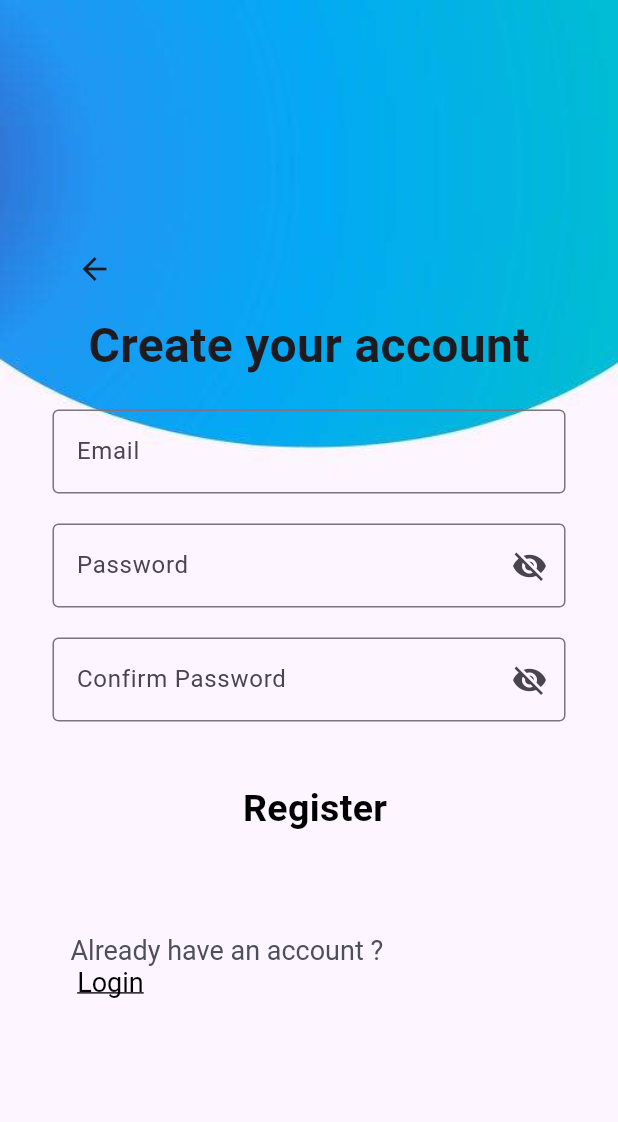
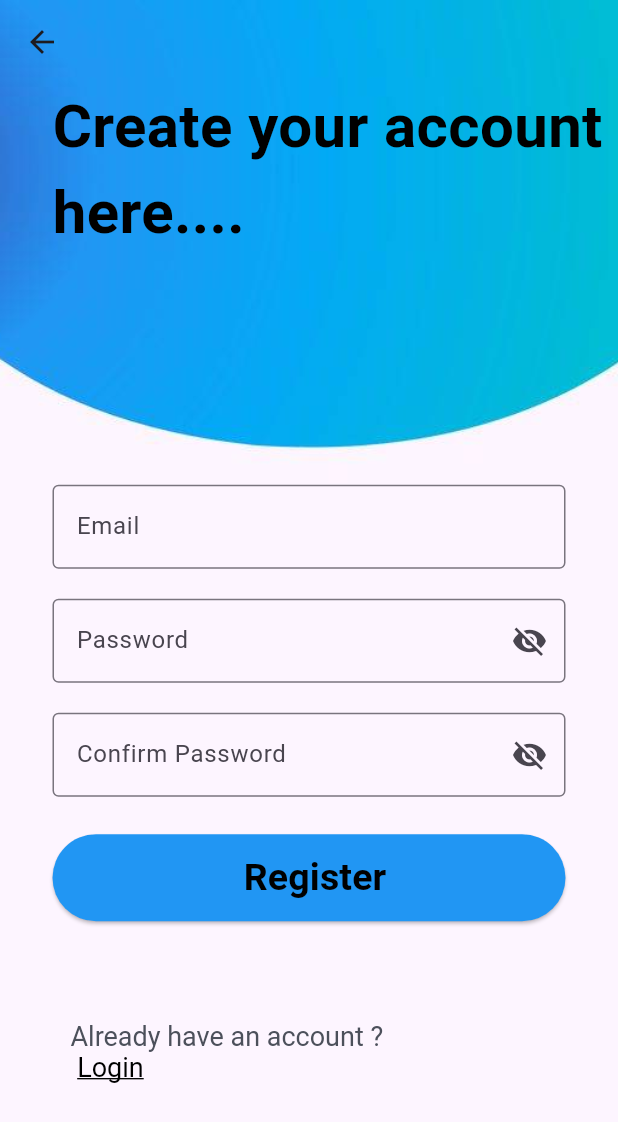
Before and after one commit to Vainyala17/OnLinks, a Flutter app: the AppInitializer screen opened directly with empty values, after a tap on "Login", after a tap on "Register", on a phone screen of 412 x 824 dp. Shown: the top 1122 px of the screen. Run offline on Flutter 3.47's test engine with Material 3 defaults, Android fonts, the phone set to English and light mode, and no system bars; our stand-ins replace carousel_slider, cloud_firestore, firebase_auth, firebase_core, firebase_messaging, firebase_storage and 7 more; missing offline and left inert: firebase_app_check; accounts and stored records are empty; network calls fail; Roboto replaces fonts that are missing (lato); key blocks and very long unbroken strings in the code were emptied for the run.

Commit message:
initial commit

```diff
--- a/lib/LogReg/Login.dart
+++ b/lib/LogReg/Login.dart
@@ -10,8 +10,9 @@ class MyLogin extends StatefulWidget {
 
 class _MyLoginState extends State<MyLogin> {
   final _formKey = GlobalKey<FormState>(); // Form key to validate
-  final TextEditingController emailController = TextEditingController(); // Controller for email
-  final TextEditingController passwordController = TextEditingController(); // Controller for password
+  final TextEditingController _emailController = TextEditingController(); // Controller for email
+  final TextEditingController _passwordController = TextEditingController();
+  final ScrollController _scrollController = ScrollController();// Controller for password
   bool _isPasswordVisible = false; // State variable for password visibility
   String _message = ''; // Message to show login errors
 
@@ -21,8 +22,8 @@ class _MyLoginState extends State<MyLogin> {
       try {
         // Attempt to log in the user with email and password
         UserCredential userCredential = await FirebaseAuth.instance.signInWithEmailAndPassword(
-          email: emailController.text,
-          password: passwordController.text,
+          email: _emailController.text,
+          password: _passwordController.text,
         );
 
         // Navigate to home if login is successful
@@ -39,7 +40,15 @@ class _MyLoginState extends State<MyLogin> {
       );
     }
   }
-
+  void _scrollToField() {
+    Future.delayed(Duration(milliseconds: 200), () {
+      _scrollController.animateTo(
+        _scrollController.position.maxScrollExtent,
+        duration: Duration(milliseconds: 300),
+        curve: Curves.easeInOut,
+      );
+    });
+  }
   @override
   Widget build(BuildContext context) {
     double screenWidth = MediaQuery.of(context).size.width;
@@ -77,30 +86,12 @@ class _MyLoginState extends State<MyLogin> {
                   key: _formKey, // Form widget
                   child: Column(
                     children: [
-                      Align(
-                        alignment: Alignment.centerLeft,
-                        child: const Text(
-                          ' Email :',
-                          textAlign: TextAlign.left,
-                          style: TextStyle(
-                            fontFamily: "lato",
-                            fontSize: 18,
-                            fontWeight: FontWeight.bold,
-                            color: Colors.black,
-                          ),
+                      const SizedBox(height: 20),
+                      TextFormField(
+                        controller: _emailController,
+                        decoration: const InputDecoration(labelText: 'Email', border: OutlineInputBorder()
                         ),
-                      ),
-                      TextFormField(
-                        controller: emailController,
-                        style: TextStyle(color: Colors.black),
-                        decoration: InputDecoration(
-                          fillColor: Colors.white,
-                          filled: true,
-                          hintText: 'Enter Email',
-                          border: OutlineInputBorder(
-                            borderRadius: BorderRadius.circular(10),
-                          ),
-                        ),
+                        onTap: _scrollToField,
                         validator: (value) {
                           if (value == null || value.isEmpty) {
                             return 'Please enter your email';
@@ -113,43 +104,19 @@ class _MyLoginState extends State<MyLogin> {
                           return null; // Additional email validation can be added here
                         },
                       ),
-                      SizedBox(height: 30),
-                      Align(
-                        alignment: Alignment.centerLeft,
-                        child: const Text(
-                          ' Password :',
-                          textAlign: TextAlign.left,
-                          style: TextStyle(
-                            fontFamily: "lato",
-                            fontSize: 18,
-                            fontWeight: FontWeight.bold,
-                            color: Colors.black,
+                      const SizedBox(height: 20),
+                      TextFormField(
+                        controller: _passwordController,
+                        obscureText: !_isPasswordVisible,
+                        decoration: InputDecoration(
+                          labelText: 'Password',
+                          border: const OutlineInputBorder(),
+                          suffixIcon: IconButton(
+                            icon: Icon(!_isPasswordVisible ? Icons.visibility_off : Icons.visibility),
+                            onPressed: () => setState(() => _isPasswordVisible =  !_isPasswordVisible),
                           ),
                         ),
-                      ),
-                      TextFormField(
-                        controller: passwordController,
-                        style: TextStyle(color: Colors.black),
-                        obscureText: !_isPasswordVisible, // Toggle password visibility
-                        decoration: InputDecoration(
-                          fillColor: Colors.white,
-                          filled: true,
-                          hintText: 'Enter Password',
-                          border: OutlineInputBorder(
-                            borderRadius: BorderRadius.circular(10),
-                          ),
-                          suffixIcon: IconButton(
-                            icon: Icon(
-                              _isPasswordVisible ? Icons.visibility : Icons.visibility_off,
-                              color: Colors.grey,
-                            ),
-                            onPressed: () {
-                              setState(() {
-                                _isPasswordVisible = !_isPasswordVisible; // Toggle the state
-                              });
-                            },
-                          ),
-                        ),
+                        onTap: _scrollToField,
                         validator: (value) {
                           if (value == null || value.isEmpty) {
                             return 'Please enter your password';
--- a/lib/LogReg/register.dart
+++ b/lib/LogReg/register.dart
@@ -121,43 +121,54 @@ class _MyRegisterState extends State<MyRegister> {
 
   @override
   Widget build(BuildContext context) {
-    return Scaffold(
-      body: Container(
+    return Container(
       decoration: BoxDecoration(
         image: DecorationImage(
-            image: AssetImage('assets/backg.jpg'), // Background image
+          image: AssetImage('assets/backg.jpg'),
           fit: BoxFit.cover,
         ),
       ),
-        child: Center(
-          child: SingleChildScrollView(
-            padding: EdgeInsets.all(35),
-            child: Column(
-              children: [
-                AppBar(
+      child: Scaffold(
+        appBar: AppBar(
           backgroundColor: Colors.transparent,
           elevation: 0,
         ),
-                Text(
-                  'Create your account',
-                  style: TextStyle(fontSize: 32, fontWeight: FontWeight.bold),
+        backgroundColor: Colors.transparent,
+        body: Stack(
+          children: [
+            Container(
+              padding: EdgeInsets.only(left: 35, top: 0),
+              child: Text(
+                'Create your account \nhere....',
+                style: TextStyle(
+                  color: Colors.black,
+                  fontSize: 40,
+                  fontWeight: FontWeight.bold,
                 ),
-              SizedBox(height: 20),
+              ),
+            ),
+            SingleChildScrollView(
+              child: Container(
+                padding: EdgeInsets.only(
+                  top: MediaQuery.of(context).size.height * 0.30,
+                  right: 35,
+                  left: 35,
+                ),
+                child: Column(
+                  children: [
+                    const SizedBox(height: 20),
                     TextField(
                       controller: _emailController,
-                decoration: InputDecoration(
-                  labelText: 'Email',
-                  border: OutlineInputBorder(),
-                ),
+                      decoration: const InputDecoration(labelText: 'Email', border: OutlineInputBorder()),
                       onTap: _scrollToField,
                     ),
-              SizedBox(height: 20),
+                    const SizedBox(height: 20),
                     TextField(
                       controller: _passwordController,
                       obscureText: _obscurePassword,
                       decoration: InputDecoration(
                         labelText: 'Password',
-                  border: OutlineInputBorder(),
+                        border: const OutlineInputBorder(),
                         suffixIcon: IconButton(
                           icon: Icon(_obscurePassword ? Icons.visibility_off : Icons.visibility),
                           onPressed: () => setState(() => _obscurePassword = !_obscurePassword),
@@ -165,13 +176,13 @@ class _MyRegisterState extends State<MyRegister> {
                       ),
                       onTap: _scrollToField,
                     ),
-              SizedBox(height: 20),
+                    const SizedBox(height: 20),
                     TextField(
                       controller: _confirmPasswordController,
                       obscureText: _obscureConfirmPassword,
                       decoration: InputDecoration(
                         labelText: 'Confirm Password',
-                  border: OutlineInputBorder(),
+                        border: const OutlineInputBorder(),
                         suffixIcon: IconButton(
                           icon: Icon(_obscureConfirmPassword ? Icons.visibility_off : Icons.visibility),
                           onPressed: () => setState(() => _obscureConfirmPassword = !_obscureConfirmPassword),
@@ -179,8 +190,15 @@ class _MyRegisterState extends State<MyRegister> {
                       ),
                       onTap: _scrollToField,
                     ),
-              SizedBox(height: 40),
+                    SizedBox(height: 25),
                     SizedBox(
+                      width: double.infinity,
+                      child: ElevatedButton(
+                        onPressed: _register,
+                        style: ElevatedButton.styleFrom(
+                          padding: EdgeInsets.symmetric(vertical: 11),
+                          backgroundColor: Color(0xFF2196F3),
+                        ),
                         child: Row(
                           mainAxisAlignment: MainAxisAlignment.center,
                           children: [
@@ -188,7 +206,6 @@ class _MyRegisterState extends State<MyRegister> {
                             Text(
                               'Register',
                               style: TextStyle(
-                        fontFamily: "lato",
                                 color: Colors.black,
                                 fontSize: 25,
                                 fontWeight: FontWeight.bold,
@@ -197,10 +214,11 @@ class _MyRegisterState extends State<MyRegister> {
                           ],
                         ),
                       ),
-              SizedBox(height: 10),
+                    ),
+                    SizedBox(height: 10), // Add space for the message
                     Text(
                       _message,
-                style: TextStyle(color: Colors.red, fontSize: 16),
+                      style: TextStyle(color: Colors.red, fontSize: 16), // Display messages
                     ),
                     SizedBox(height: 25),
                     Row(
@@ -240,6 +258,8 @@ class _MyRegisterState extends State<MyRegister> {
                 ),
               ),
             ),
+          ],
+        ),
       ),
     );
   }
--- a/lib/PrivateInfo/theme_preference.dart
+++ b/lib/PrivateInfo/theme_preference.dart
@@ -6,12 +6,15 @@ class ThemePreference {
 
   Future<void> saveThemeMode(ThemeMode mode) async {
     final prefs = await SharedPreferences.getInstance();
-    prefs.setString(themeKey, mode.toString());
+    await prefs.setString(themeKey, mode.toString());
+    print("Theme Saved: ${mode.toString()}"); // Debugging
   }
 
   Future<ThemeMode> getThemeMode() async {
     final prefs = await SharedPreferences.getInstance();
     String? themeString = prefs.getString(themeKey);
+    print("Theme Retrieved: $themeString"); // Debugging
+
     if (themeString == ThemeMode.dark.toString()) {
       return ThemeMode.dark;
     } else if (themeString == ThemeMode.light.toString()) {
--- a/lib/main.dart
+++ b/lib/main.dart
@@ -30,10 +30,10 @@ void main() async {
 
   try {
     await Firebase.initializeApp();
+    final FlutterLocalNotificationsPlugin flutterLocalNotificationsPlugin = FlutterLocalNotificationsPlugin();
     var initializationSettingsAndroid = AndroidInitializationSettings('@mipmap/ic_launcher');
     var initializationSettings = InitializationSettings(android: initializationSettingsAndroid);
 
-    var flutterLocalNotificationsPlugin;
     await flutterLocalNotificationsPlugin.initialize(initializationSettings);
     await FirebaseAppCheck.instance.activate(
       webProvider: ReCaptchaV3Provider('your-site-key'),
@@ -45,6 +45,7 @@ void main() async {
   }
   final themePreference = ThemePreference();
   final savedThemeMode = await themePreference.getThemeMode();
+  print("Initial Theme Mode in main(): $savedThemeMode"); // Debugging
   runApp(MyApp(savedThemeMode: savedThemeMode));
 }
 
@@ -71,12 +72,13 @@ class _MyAppState extends State<MyApp> {
     setState(() {
       _themeMode = mode; // Update the theme mode
     });
+    print("Theme Updated to: $_themeMode"); // Debugging
   }
 
   @override
   Widget build(BuildContext context) {
     return ScreenUtilInit(
-      designSize: Size(360, 690), // Base design size
+      designSize: const Size(360, 690), // Base design size
       minTextAdapt: true,
       splitScreenMode: true,
       builder: (context, child) {
@@ -121,7 +123,8 @@ class AppInitializer extends StatelessWidget {
       final FirebaseFirestore db = FirebaseFirestore.instance;
       final CollectionReference users = db.collection('users');
       final DocumentSnapshot snapshot = await users.doc('user').get();
-      final userFields = snapshot.data() ?? {}; // You can use this data if needed
+      final userFields = snapshot.data() as Map<String, dynamic>? ?? {};
+      print("🔍 User data fetched: $userFields"); // Debugging // You can use this data if needed
     } catch (e) {
       print("Error fetching user data: $e");
     }
@@ -135,7 +138,9 @@ class AppInitializer extends StatelessWidget {
         if (snapshot.connectionState == ConnectionState.waiting) {
           return Center(child: CircularProgressIndicator());
         } else if (snapshot.hasError) {
-          return Center(child: Text("Error initializing app"));
+          return Scaffold(
+            body: Center(child: Text("🚨 Failed to load app. Please restart.")),
+          );
         } else {
           return MyLogin(); // Show login screen after initialization
         }
```
Also changed, not shown: lib/LogReg/password.dart (+15 -23 lines), 4 other files. Lines whose indentation alone changed are shown as unchanged.
